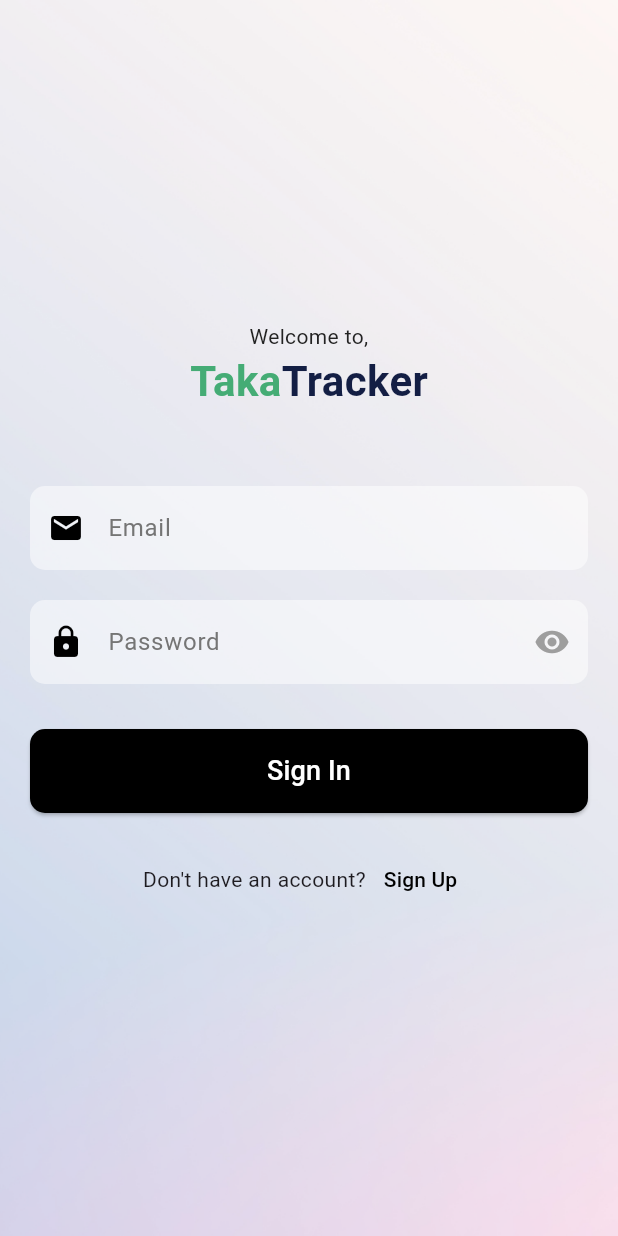
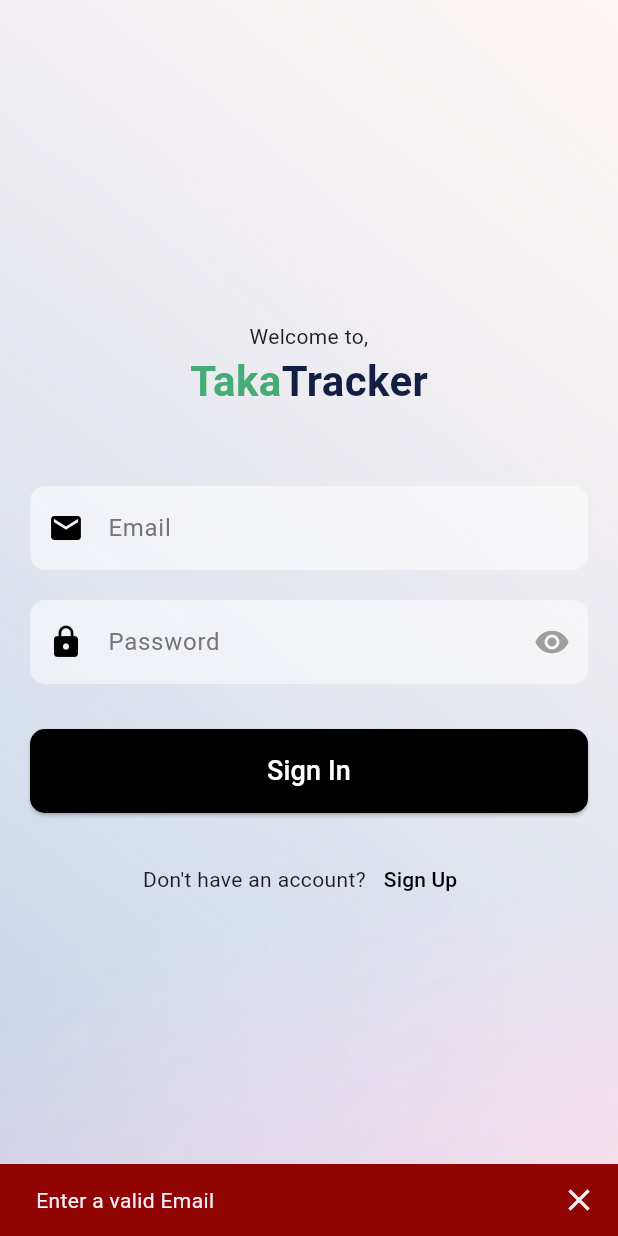
Before and after one commit to ishraqfatin/taka-tracker, a Flutter app: the screen it shows after launch, after a tap on "Sign In", on a phone screen of 412 x 824 dp. Run offline on Flutter 3.47's test engine with Material 3 defaults, Android fonts, the light colour scheme and no system bars; our stand-ins replace firebase_auth, firebase_core; accounts and stored records are empty.

Commit message:
feat: add sign in and sign up auth functionalities with database

```diff
--- a/taka_tracker/lib/screens/auth/sign_in.dart
+++ b/taka_tracker/lib/screens/auth/sign_in.dart
@@ -1,4 +1,6 @@
+import 'package:firebase_auth/firebase_auth.dart';
 import 'package:flutter/material.dart';
+import 'package:taka_tracker/services/utils/validators.dart';
 
 class SignInScreen extends StatefulWidget {
   const SignInScreen({super.key});
@@ -9,10 +11,22 @@
 
 class _SignInScreenState extends State<SignInScreen> {
   bool _obscurePassword = true;
+  final _emailController = TextEditingController();
+  final _passwordController = TextEditingController();
+
+  final auth = FirebaseAuth.instance;
 
   @override
   void initState() {
     super.initState();
+  }
+
+  @override
+  void dispose() {
+    _emailController.dispose();
+    _passwordController.dispose();
+
+    super.dispose();
   }
 
   void _togglePasswordVisibility() {
@@ -79,6 +93,7 @@
                     ),
                     const SizedBox(height: 50),
                     TextField(
+                      controller: _emailController,
                       keyboardType: TextInputType.emailAddress,
                       decoration: InputDecoration(
                         hintText: 'Email',
@@ -97,6 +112,8 @@
                     ),
                     const SizedBox(height: 20),
                     TextField(
+                      controller: _passwordController,
+                      keyboardType: TextInputType.visiblePassword,
                       decoration: InputDecoration(
                         hintText: 'Password',
                         hintStyle: TextStyle(color: Colors.grey.shade600),
@@ -121,8 +138,54 @@
                     ),
                     const SizedBox(height: 30),
                     ElevatedButton(
-                      onPressed: () {
+                      onPressed: () async {
+                        if (ValidatorClass()
+                                .validateEmail(_emailController.text) !=
+                            null) {
+                          ScaffoldMessenger.of(context).showSnackBar(
+                            const SnackBar(
+                              backgroundColor: Color.fromARGB(255, 144, 4, 4),
+                              showCloseIcon: true,
+                              content: Text('Enter a valid Email'),
+                            ),
+                          );
+                          return;
+                        }
                         // Add API here...
+
+                        await auth
+                            .signInWithEmailAndPassword(
+                                email: _emailController.text.trim(),
+                                password: _passwordController.text.trim())
+                            .then((value) => {
+                                  if (value.user != null)
+                                    {
+                                      ScaffoldMessenger.of(context)
+                                          .showSnackBar(
+                                        const SnackBar(
+                                          showCloseIcon: true,
+                                          backgroundColor:
+                                              Color.fromARGB(255, 4, 144, 97),
+                                          content: Text('Success!'),
+                                        ),
+                                      ),
+                                      _emailController.clear(),
+                                      _passwordController.clear(),
+                                    }
+                                  else
+                                    {
+                                      ScaffoldMessenger.of(context)
+                                          .showSnackBar(
+                                        const SnackBar(
+                                          showCloseIcon: true,
+                                          backgroundColor:
+                                              Color.fromARGB(255, 144, 4, 4),
+                                          content:
+                                              Text('Something went wrong :('),
+                                        ),
+                                      ),
+                                    }
+                                });
                       },
                       style: ElevatedButton.styleFrom(
                         foregroundColor: Colors.white,
--- /dev/null
+++ b/taka_tracker/lib/services/utils/validators.dart
@@ -0,0 +1,43 @@
+
+
+class ValidatorClass {
+  String? validateEmail(String? value) {
+    if (value!.isEmpty) {
+      return "Please enter an email";
+    } else if (!RegExp('^[a-zA-Z0-9_.-]+@[a-zA-Z0-9.-]+.[a-z]').hasMatch(value)) {
+      return "Please enter a valid email";
+    }
+    return null;
+  }
+
+  String? validateUserName(String? value) {
+    if (value!.isEmpty) {
+      return "Please enter your user name";
+      //} else if (RegExp(r'[!@#<>?":_`~;[\]\\|=+)(*&^%-]').hasMatch(value)) {
+    } else if (RegExp(r'[!@#<>?":_`~;[\]\\|=+)(*&^%]').hasMatch(value)) {
+      return "Please enter a valid user name";
+    }
+    return null;
+  }
+
+
+  String? validatePassword(String? value) {
+    if (value!.isEmpty) {
+      return "Please enter your password";
+    } else if (value.length < 6) {
+      return "Please enter a password length grater then 6 characters";
+    }
+    return null;
+  }
+
+  String? validateEmptyField(String? value) {
+    if (value!.isEmpty) {
+      return "Please enter the required input";
+    }
+    return null;
+  }
+
+  String? noValidationRequired(String? value) {
+    return null;
+  }
+}
```
Also changed, not shown: taka_tracker/lib/screens/auth/sign_up.dart (+59 -3 lines), taka_tracker/lib/services/auth_services/auth_setup.dart (added).
